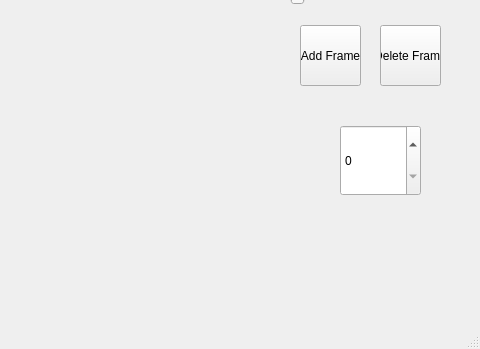
Before: the Qt Designer form mainwindow.ui in markusbuck/sprite-editor, drawn with Qt 5; both pictures show x 320 to 800 and y 251 to 600 of the 800 by 600 pixel window.
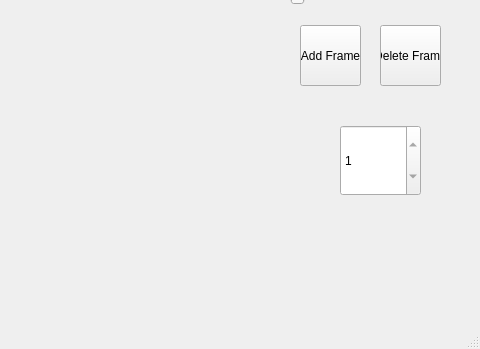
After: the same form once the commit is applied.

Commit message: Fixed spin box indexing issues

```diff
--- a/mainwindow.ui
+++ b/mainwindow.ui
@@ -127,6 +127,12 @@
       <height>71</height>
      </rect>
     </property>
+    <property name="minimum">
+     <number>1</number>
+    </property>
+    <property name="maximum">
+     <number>1</number>
+    </property>
    </widget>
   </widget>
   <widget class="QMenuBar" name="menubar">
```
